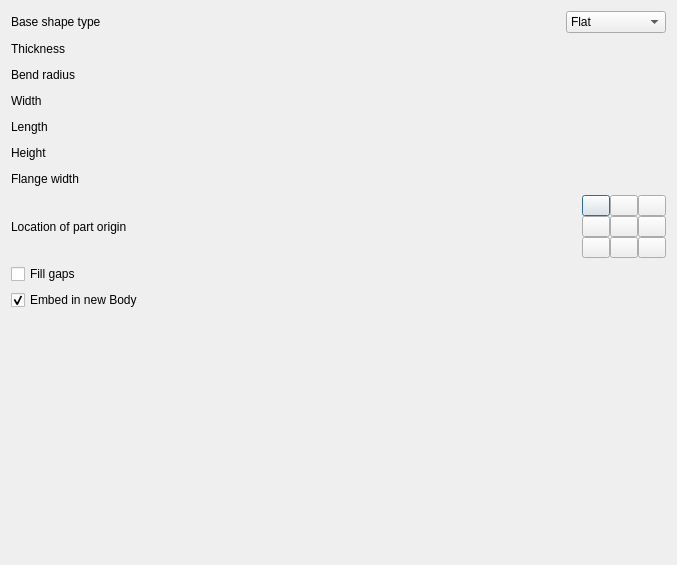
Qt form Resources/panels/BaseShapeOptions.ui (shaise/FreeCAD_SheetMetal) before a commit.
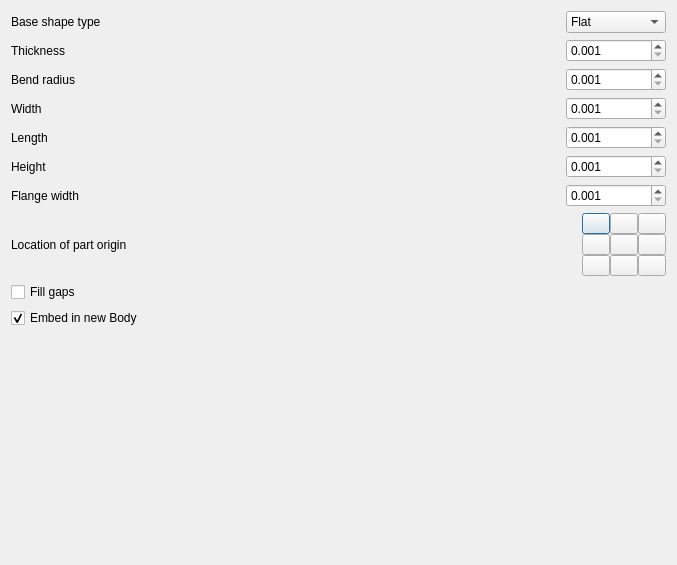
The same form after that commit. Icons and pictures are not drawn. Custom widgets are drawn as their Qt base class.

Commit message: fix custom class base of Gui::QuantitySpinBox to QDoubleSpinBox to show better under designer.

```diff
--- a/Resources/panels/BaseShapeOptions.ui
+++ b/Resources/panels/BaseShapeOptions.ui
@@ -993,7 +993,7 @@
  <customwidgets>
   <customwidget>
    <class>Gui::QuantitySpinBox</class>
-   <extends>QWidget</extends>
+   <extends>QDoubleSpinBox</extends>
    <header>Gui/QuantitySpinBox.h</header>
   </customwidget>
  </customwidgets>
```
The commit also changes 13 other files.
